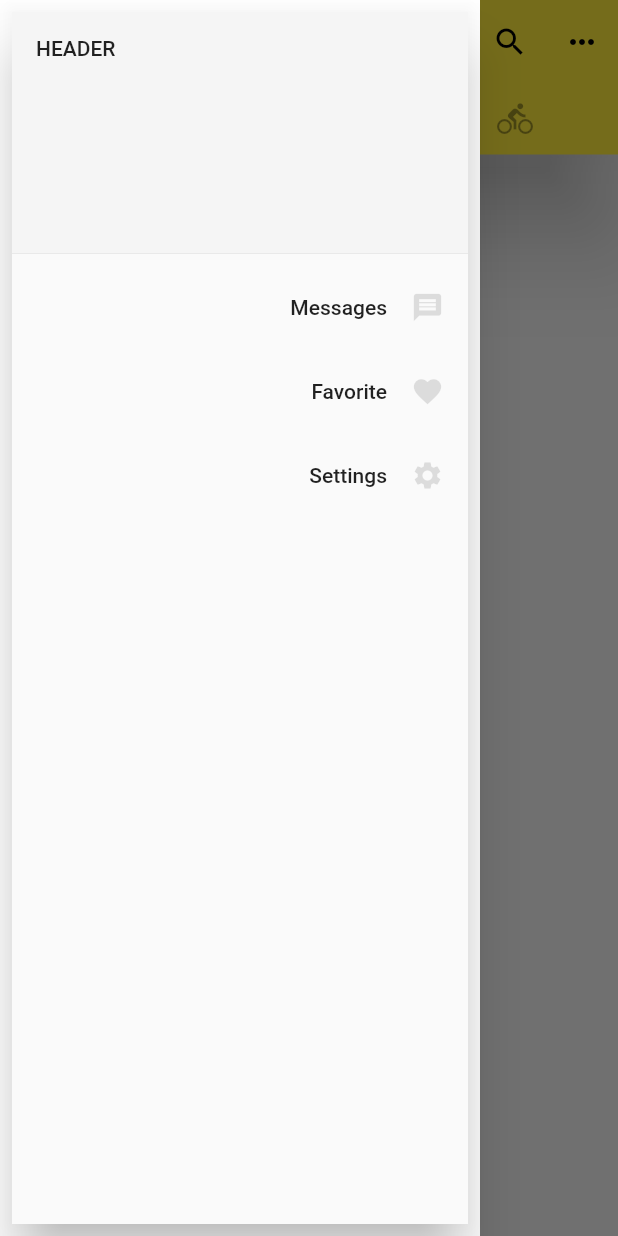
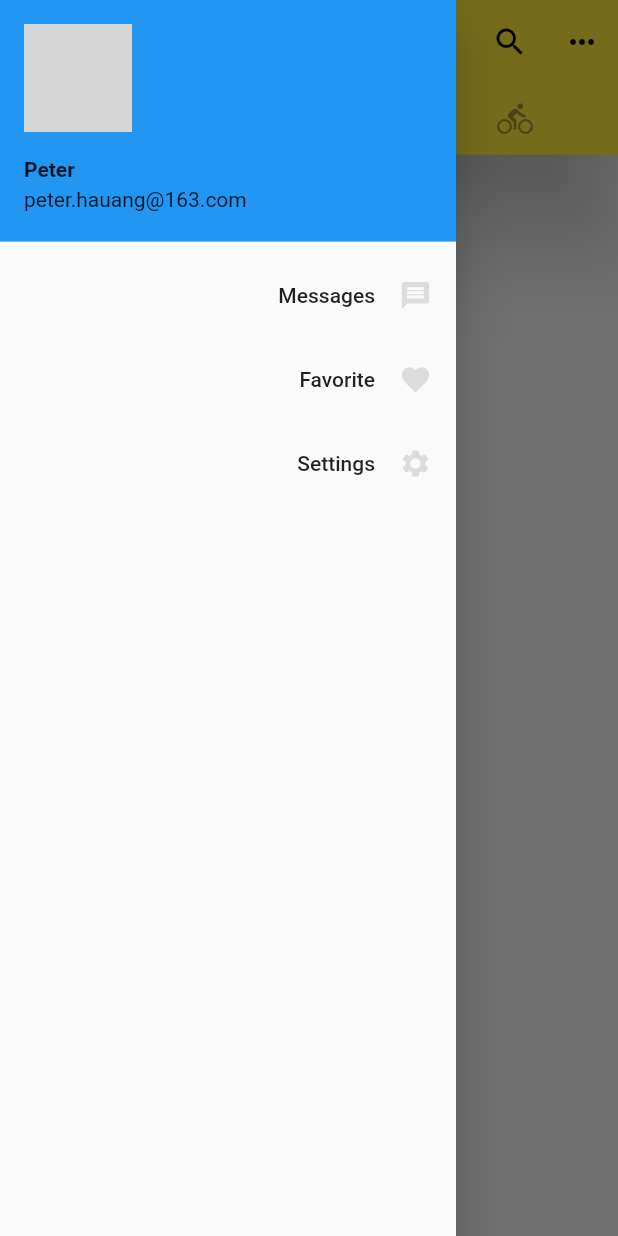
Before and after one commit to peter-hst/flutter_second, a Flutter app: the screen it shows after launch, with the side drawer open, on a phone screen of 412 x 824 dp. Run offline on Flutter 3.47's test engine with Material 2 defaults, Android fonts, the phone set to English and light mode, and no system bars; network calls fail; grey boxes are pictures that could not be loaded.

Commit message:
左侧抽屉开发 - 用户头像设置

```diff
--- a/lib/main.dart
+++ b/lib/main.dart
@@ -27,11 +27,6 @@ class Home extends StatelessWidget {
         child: Scaffold(
             backgroundColor: Colors.grey[100],
             appBar: AppBar(
-              leading: IconButton( //appbar 左边的按钮
-                  icon: Icon(Icons.menu),
-                  tooltip: 'Navigration',
-                  onPressed: () =>
-                      debugPrint('Navigration button is pressed.')),
               title: Text('B标题'),
               actions: <Widget>[
                 IconButton( //appbar
@@ -65,28 +60,32 @@ class Home extends StatelessWidget {
             ),
           drawer: Container(
             color: Colors.white,
-            padding: EdgeInsets.all(8.0),
+//            padding: EdgeInsets.all(8.0),
             child: Drawer(
               child: ListView(
                 padding: EdgeInsets.zero,
                 children: <Widget>[
-                  DrawerHeader(
-                    child: Text('header'.toUpperCase()),
-                    decoration:BoxDecoration(
-                      color:Colors.grey[100]
-                    ) ,
+                  UserAccountsDrawerHeader(
+                    accountName: Text('Peter',style: TextStyle(fontWeight: FontWeight.bold)),
+                    accountEmail: Text('peter.hauang@163.com'),
+                    currentAccountPicture: CircleAvatar(
+                      backgroundImage: NetworkImage('http://img.qqzhi.com/uploads/2019-02-15/144652303.jpg'),
+                    ),
                   ),
                   ListTile(
                     title:Text('Messages',textAlign: TextAlign.right),
                     trailing: Icon(Icons.message,color:Colors.black12,size:22.0), //后面显示图标 leading: 是前面显示图标
+                    onTap: () => Navigator.pop(context),
                   ),
                   ListTile(
                     title:Text('Favorite',textAlign: TextAlign.right),
                     trailing: Icon(Icons.favorite,color:Colors.black12,size:22.0), //后面显示图标 leading: 是前面显示图标
+                    onTap: () => Navigator.pop(context),
                   ),
                   ListTile(
                     title:Text('Settings',textAlign: TextAlign.right),
                     trailing: Icon(Icons.settings,color:Colors.black12,size:22.0), //后面显示图标 leading: 是前面显示图标
+                    onTap: () => Navigator.pop(context),
                   )
                 ],
               ),
```
